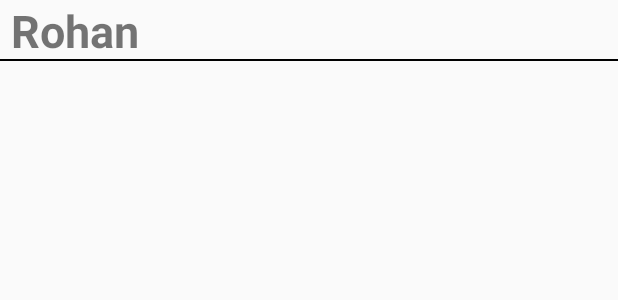
After one commit to 11rohan11/Chat-Application, an Android app: the layout user_layout.xml on its own in the app's theme, with its tools: preview values and no code run, on a phone screen of 412 x 824 dp. The commit adds this screen. Shown: the top 300 px of the screen. Run offline under Robolectric (Android 15) with nearby library versions, the phone set to English and light mode, and no system bars.

Commit message:
Second Commit

```diff
--- a/app/build.gradle
+++ b/app/build.gradle
@@ -39,6 +39,7 @@ dependencies {
     implementation 'com.google.android.material:material:1.6.1'
     implementation 'androidx.constraintlayout:constraintlayout:2.1.4'
     implementation 'com.google.firebase:firebase-auth-ktx:21.0.6'
+    implementation 'com.google.firebase:firebase-database-ktx:20.0.5'
     testImplementation 'junit:junit:4.13.2'
     androidTestImplementation 'androidx.test.ext:junit:1.1.3'
     androidTestImplementation 'androidx.test.espresso:espresso-core:3.4.0'
--- /dev/null
+++ b/app/src/main/res/layout/user_layout.xml
@@ -0,0 +1,30 @@
+<?xml version="1.0" encoding="utf-8"?>
+<androidx.constraintlayout.widget.ConstraintLayout xmlns:android="http://schemas.android.com/apk/res/android"
+    xmlns:app="http://schemas.android.com/apk/res-auto"
+    xmlns:tools="http://schemas.android.com/tools"
+    android:layout_width="match_parent"
+    android:layout_height="wrap_content">
+
+    <TextView
+        android:id="@+id/txt_name"
+        android:layout_width="wrap_content"
+        android:layout_height="wrap_content"
+        android:layout_marginStart="7dp"
+        android:text="Rohan"
+        android:layout_marginTop="5dp"
+        android:textSize="30sp"
+        android:textStyle="bold"
+        app:layout_constraintBottom_toBottomOf="@+id/view"
+        app:layout_constraintStart_toStartOf="@+id/view" />
+
+    <View
+        android:id="@+id/view"
+        android:layout_width="0dp"
+        android:layout_height="1dp"
+        android:background="@color/black"
+        android:layout_marginTop="5dp"
+        app:layout_constraintBottom_toBottomOf="parent"
+        app:layout_constraintEnd_toEndOf="parent"
+        app:layout_constraintStart_toStartOf="parent"
+        tools:ignore="MissingConstraints" />
+</androidx.constraintlayout.widget.ConstraintLayout>
--- a/app/src/main/res/values/themes.xml
+++ b/app/src/main/res/values/themes.xml
@@ -1,6 +1,6 @@
 <resources xmlns:tools="http://schemas.android.com/tools">
     <!-- Base application theme. -->
-    <style name="Theme.ChatApplication" parent="Theme.MaterialComponents.DayNight.DarkActionBar">
+    <style name="Theme.ChatApplication" parent="Theme.AppCompat.Light">
         <!-- Primary brand color. -->
         <item name="colorPrimary">@color/purple_500</item>
         <item name="colorPrimaryVariant">@color/purple_700</item>
```
Also changed, not shown: app/src/main/java/com/example/chatapplication/MainActivity.kt (+7 -0 lines), app/src/main/java/com/example/chatapplication/MainActivity2.kt (deleted, +0 -11 lines), app/src/main/java/com/example/chatapplication/User_Adapter.kt (added, +30 -0 lines), app/src/main/java/com/example/chatapplication/signup.kt (+8 -4 lines), app/src/main/java/com/example/chatapplication/user.kt (added, +19 -0 lines), app/src/main/res/layout/activity_main.xml (+12 -0 lines), app/src/main/res/layout/activity_main2.xml (deleted, +0 -9 lines), build.gradle (line endings or trailing spaces).
